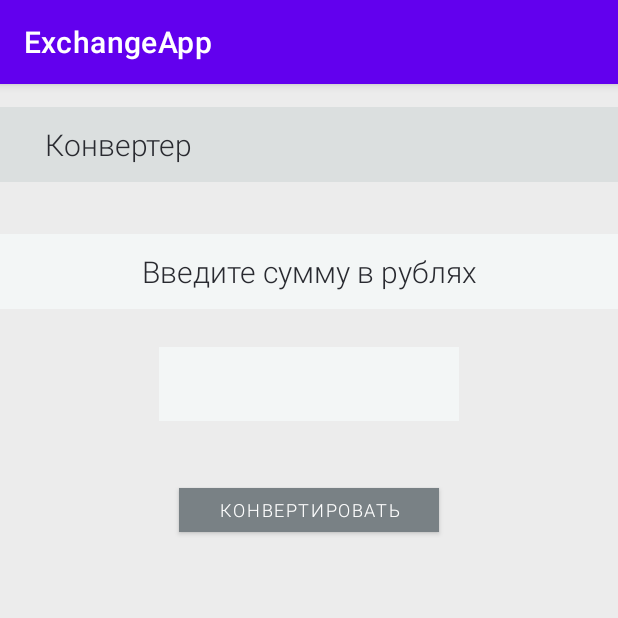
After one commit to sdtsk/ExchangeApp, an Android app: the ConvertActivity screen opened directly, with no data from a screen before it, on a phone screen of 412 x 824 dp, the top half of it. The commit adds this screen. Run offline under Robolectric (Android 15) with nearby library versions, the phone set to English and light mode, and no system bars; network calls fail.

Commit message:
add refresh on button and timer

```diff
--- a/app/src/main/AndroidManifest.xml
+++ b/app/src/main/AndroidManifest.xml
@@ -11,6 +11,7 @@
         android:roundIcon="@mipmap/ic_launcher_round"
         android:supportsRtl="true"
         android:theme="@style/Theme.ExchangeApp">
+        <activity android:name=".ConvertActivity"></activity>
         <activity android:name=".MainActivity">
             <intent-filter>
                 <action android:name="android.intent.action.MAIN" />
--- /dev/null
+++ b/app/src/main/java/dss/exchangeapp/ConvertActivity.java
@@ -0,0 +1,14 @@
+package dss.exchangeapp;
+
+import androidx.appcompat.app.AppCompatActivity;
+
+import android.os.Bundle;
+
+public class ConvertActivity extends AppCompatActivity {
+
+    @Override
+    protected void onCreate(Bundle savedInstanceState) {
+        super.onCreate(savedInstanceState);
+        setContentView(R.layout.activity_convert);
+    }
+}
--- a/app/src/main/java/dss/exchangeapp/MainActivity.java
+++ b/app/src/main/java/dss/exchangeapp/MainActivity.java
@@ -1,6 +1,7 @@
 package dss.exchangeapp;
 
 import android.os.Bundle;
+import android.util.Log;
 import android.view.View;
 import android.widget.Button;
 import android.widget.ListView;
@@ -45,17 +46,13 @@ public class MainActivity extends AppCompatActivity {
         arrayList = new ArrayList<>();
         adapter = new CustomArrayAdapter(this, R.layout.list_item_1, arrayList, getLayoutInflater());
         listView.setAdapter(adapter);
-//        Reset();
         Button buttonParse = findViewById(R.id.button_parse);
         buttonParse.setOnClickListener(new View.OnClickListener() {
             @Override
             public void onClick(View v) {
-                runnable = new Runnable() {
-                    @Override
-                    public void run() {
+                        adapter.clear();
+                        adapter.notifyDataSetChanged();
                         getWeb();
-                    }
-                };
             }
         });
         runnable = new Runnable() {
@@ -66,15 +63,25 @@ public class MainActivity extends AppCompatActivity {
         };
         secThread = new Thread(runnable);
         secThread.start();
+        Reset();
     }
 
-    public void Reset(){
-        long timeInterval = 10000;
+    public void Reset() {
+        long timeInterval = 0;
         long delaySeconds = 10000;
         TimerTask taskOne = new TimerTask() {
             @Override
             public void run() {
+                Log.d("MyLog", "reset");
+                runOnUiThread(new Runnable() {
+                    @Override
+                    public void run() {
+                        adapter.clear();
+                        adapter.notifyDataSetChanged();
+                    }
+                });
                 getWeb();
+
             }
         };
         Timer timer = new Timer();
@@ -84,6 +91,7 @@ public class MainActivity extends AppCompatActivity {
     public void getWeb() {
 
         String url = "https://www.cbr-xml-daily.ru/daily_json.js";
+        Log.d("MyLog", "intintint");
 
         JsonObjectRequest request = new JsonObjectRequest(Request.Method.GET, url, null,
                 new Response.Listener<JSONObject>() {
--- /dev/null
+++ b/app/src/main/res/layout/activity_convert.xml
@@ -0,0 +1,112 @@
+<?xml version="1.0" encoding="utf-8"?>
+<androidx.constraintlayout.widget.ConstraintLayout xmlns:android="http://schemas.android.com/apk/res/android"
+    xmlns:app="http://schemas.android.com/apk/res-auto"
+    xmlns:tools="http://schemas.android.com/tools"
+    android:layout_width="match_parent"
+    android:layout_height="match_parent"
+    android:background="@color/lgr"
+    tools:context=".MainActivity">
+
+    <TextView
+        android:id="@+id/rate_exchange"
+        android:layout_width="0dp"
+        android:layout_height="50dp"
+        android:layout_marginTop="8dp"
+        android:background="#DBDFDF"
+        android:fontFamily="sans-serif-light"
+        android:paddingLeft="30dp"
+        android:paddingTop="11dp"
+        android:shadowColor="#454545"
+        android:text="Конвертер"
+        android:textColor="#292A30"
+        android:textSize="20sp"
+        app:layout_constraintBottom_toBottomOf="parent"
+        app:layout_constraintEnd_toEndOf="parent"
+        app:layout_constraintHorizontal_bias="0.0"
+        app:layout_constraintLeft_toLeftOf="parent"
+        app:layout_constraintRight_toRightOf="parent"
+        app:layout_constraintStart_toStartOf="parent"
+        app:layout_constraintTop_toTopOf="parent"
+        app:layout_constraintVertical_bias="0.01" />
+
+    <TextView
+        android:id="@+id/rate_exchange2"
+        android:layout_width="0dp"
+        android:layout_height="50dp"
+        android:layout_marginTop="100dp"
+        android:background="#F3F6F6"
+        android:fontFamily="sans-serif-light"
+        android:gravity="center"
+        android:shadowColor="#454545"
+        android:text="Введите сумму в рублях"
+        android:textColor="#292A30"
+        android:textSize="20sp"
+        app:layout_constraintBottom_toBottomOf="parent"
+        app:layout_constraintEnd_toEndOf="parent"
+        app:layout_constraintHorizontal_bias="1.0"
+        app:layout_constraintLeft_toLeftOf="parent"
+        app:layout_constraintRight_toRightOf="parent"
+        app:layout_constraintStart_toStartOf="parent"
+        app:layout_constraintTop_toTopOf="parent"
+        app:layout_constraintVertical_bias="0.0" />
+
+    <EditText
+        android:id="@+id/convert_field_1"
+        android:layout_width="200dp"
+        android:layout_height="49dp"
+        android:layout_marginStart="100dp"
+        android:layout_marginLeft="100dp"
+        android:layout_marginTop="25dp"
+        android:layout_marginEnd="100dp"
+        android:layout_marginRight="100dp"
+        android:background="#F3F6F6"
+        android:inputType="number"
+        app:layout_constraintEnd_toEndOf="parent"
+        app:layout_constraintStart_toStartOf="parent"
+        app:layout_constraintTop_toBottomOf="@+id/rate_exchange2"
+        tools:ignore="MissingConstraints" />
+
+    <Button
+        android:id="@+id/button_convert_to"
+        android:layout_width="173dp"
+        android:layout_height="41dp"
+        android:layout_marginTop="15dp"
+        android:layout_marginBottom="440dp"
+        android:fontFamily="sans-serif-light"
+        android:text="конвертировать"
+        android:textColor="#FFFFFF"
+        android:textSize="12sp"
+        app:backgroundTint="#798185"
+        app:cornerRadius="0dp"
+        app:layout_constraintBottom_toBottomOf="parent"
+        app:layout_constraintEnd_toEndOf="parent"
+        app:layout_constraintStart_toStartOf="parent"
+        app:layout_constraintTop_toBottomOf="@+id/convert_field_1"
+        tools:ignore="MissingConstraints" />
+
+    <TextView
+        android:id="@+id/convert_result"
+        android:layout_width="300dp"
+        android:layout_height="90dp"
+        android:gravity="center"
+        android:text=""
+        android:textSize="50sp"
+        app:layout_constraintEnd_toEndOf="parent"
+        app:layout_constraintStart_toStartOf="parent"
+        tools:layout_editor_absoluteY="381dp"
+        tools:ignore="MissingConstraints" />
+
+    <TextView
+        android:id="@+id/convert_result_text"
+        android:layout_width="298dp"
+        android:layout_height="47dp"
+        android:gravity="center"
+        android:text=""
+        android:textSize="20sp"
+        app:layout_constraintEnd_toEndOf="parent"
+        app:layout_constraintStart_toStartOf="parent"
+        tools:layout_editor_absoluteY="486dp"
+        tools:ignore="MissingConstraints" />
+
+
+</androidx.constraintlayout.widget.ConstraintLayout>
--- a/app/src/main/res/layout/activity_main.xml
+++ b/app/src/main/res/layout/activity_main.xml
@@ -15,7 +15,7 @@
         android:background="#DBDFDF"
         android:fontFamily="sans-serif-light"
         android:paddingLeft="30dp"
-        android:paddingTop="10dp"
+        android:paddingTop="11dp"
         android:shadowColor="#454545"
         android:text="Курс валют"
         android:textColor="#292A30"
@@ -46,28 +46,6 @@
         app:layout_constraintEnd_toEndOf="parent"
         tools:ignore="MissingConstraints" />
 
-    <Button
-        android:id="@+id/button_counter"
-        android:layout_width="wrap_content"
-        android:layout_height="41dp"
-        android:layout_marginStart="20dp"
-        android:layout_marginLeft="20dp"
-        android:layout_marginBottom="20dp"
-        android:fontFamily="sans-serif-light"
-        android:paddingLeft="0dp"
-        android:paddingTop="0dp"
-        android:paddingRight="0dp"
-        android:paddingBottom="0dp"
-        android:text="1"
-        android:textColor="#FFFFFF"
-        android:textSize="14sp"
-        app:backgroundTint="#798185"
-        app:cornerRadius="0dp"
-        app:iconPadding="0dp"
-        app:layout_constraintBottom_toBottomOf="parent"
-        app:layout_constraintStart_toStartOf="parent"
-        tools:ignore="MissingConstraints" />
-
     <ListView
         android:id="@+id/listView"
         android:layout_width="0dp"
```
